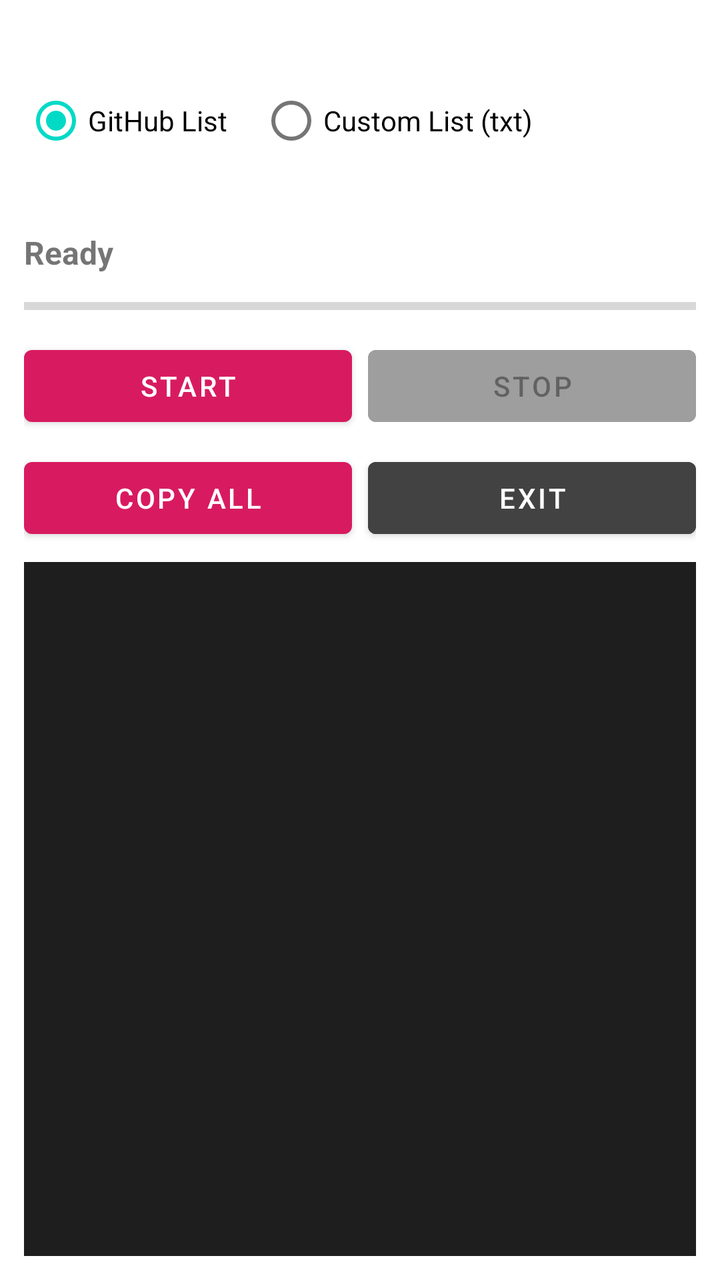
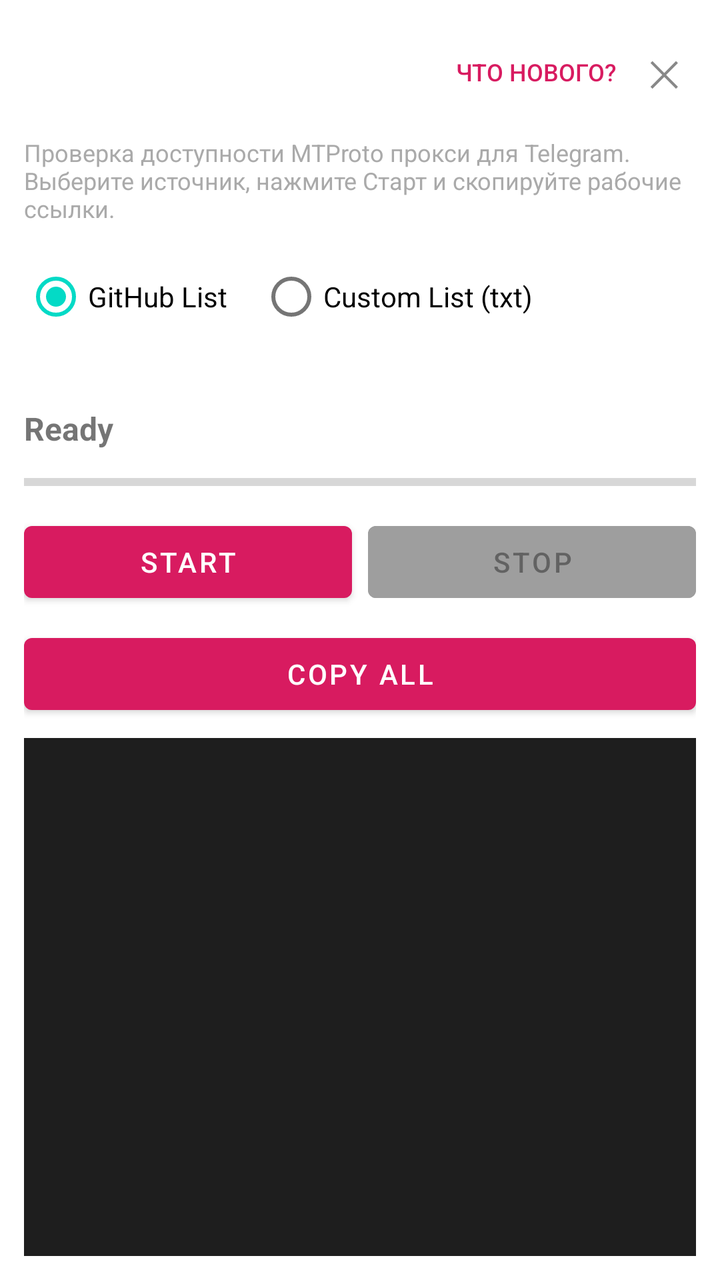

An Android layout rendered at two revisions. The XML below is the earlier revision; the diff shows what the commit changed to produce the second picture.
<!-- AndroidManifest.xml: application theme Theme.MtChecker -->
<!-- res/layout/activity_main.xml -->
<?xml version="1.0" encoding="utf-8"?>
<LinearLayout xmlns:android="http://schemas.android.com/apk/res/android"
    android:layout_width="match_parent"
    android:layout_height="match_parent"
    android:orientation="vertical"
    android:padding="12dp">

    <TextView
        android:id="@+id/versionText"
        android:layout_width="match_parent"
        android:layout_height="wrap_content"
        android:textSize="12sp"
        android:textColor="#888888"
        android:layout_marginBottom="8dp"/>

    <RadioGroup
        android:id="@+id/sourceGroup"
        android:layout_width="match_parent"
        android:layout_height="wrap_content"
        android:orientation="horizontal"
        android:layout_marginBottom="8dp">
        <RadioButton
            android:id="@+id/radioGithub"
            android:layout_width="wrap_content"
            android:layout_height="wrap_content"
            android:text="@string/source_github"
            android:checked="true"
            android:layout_marginEnd="16dp"/>
        <RadioButton
            android:id="@+id/radioCustom"
            android:layout_width="wrap_content"
            android:layout_height="wrap_content"
            android:text="@string/source_custom"/>
    </RadioGroup>

    <TextView
        android:id="@+id/networkText"
        android:layout_width="match_parent"
        android:layout_height="wrap_content"
        android:textSize="14sp"
        android:textColor="#666666"
        android:layout_marginBottom="4dp"/>

    <LinearLayout
        android:layout_width="match_parent"
        android:layout_height="wrap_content"
        android:orientation="horizontal"
        android:layout_marginBottom="8dp"
        android:gravity="center_vertical">
        
        <TextView
            android:id="@+id/statusText"
            android:layout_width="0dp"
            android:layout_height="wrap_content"
            android:layout_weight="1"
            android:text="@string/status_ready"
            android:textSize="16sp"
            android:textStyle="bold"/>
            
        <Chronometer
            android:id="@+id/chronometer"
            android:layout_width="wrap_content"
            android:layout_height="wrap_content"
            android:textSize="16sp"
            android:visibility="gone"/>
    </LinearLayout>

    <ProgressBar
        android:id="@+id/progressBar"
        style="?android:attr/progressBarStyleHorizontal"
        android:layout_width="match_parent"
        android:layout_height="wrap_content"
        android:max="100"
        android:progress="0"
        android:layout_marginBottom="8dp"/>

    <LinearLayout
        android:layout_width="match_parent"
        android:layout_height="wrap_content"
        android:orientation="horizontal"
        android:layout_marginBottom="8dp">
        <Button
            android:id="@+id/startButton"
            android:layout_width="0dp"
            android:layout_height="wrap_content"
            android:layout_weight="1"
            android:text="@string/btn_start"
            android:layout_marginEnd="4dp"/>
        <Button
            android:id="@+id/stopButton"
            android:layout_width="0dp"
            android:layout_height="wrap_content"
            android:layout_weight="1"
            android:text="@string/btn_stop"
            android:enabled="false"
            android:backgroundTint="#9E9E9E"
            android:layout_marginStart="4dp"/>
    </LinearLayout>

    <LinearLayout
        android:layout_width="match_parent"
        android:layout_height="wrap_content"
        android:orientation="horizontal"
        android:layout_marginBottom="8dp">
        <Button
            android:id="@+id/copyAllButton"
            android:layout_width="0dp"
            android:layout_height="wrap_content"
            android:layout_weight="1"
            android:text="@string/btn_copy_all"
            android:layout_marginEnd="4dp"/>
        <Button
            android:id="@+id/exitButton"
            android:layout_width="0dp"
            android:layout_height="wrap_content"
            android:layout_weight="1"
            android:text="@string/btn_exit"
            android:backgroundTint="#424242"
            android:layout_marginStart="4dp"/>
    </LinearLayout>

    
    <androidx.recyclerview.widget.RecyclerView
        android:id="@+id/recyclerView"
        android:layout_width="match_parent"
        android:layout_height="0dp"
        android:layout_weight="1"
        android:background="#1E1E1E"/>

</LinearLayout>
<!-- resources referenced by this layout -->
<resources>
  <string name="btn_copy_all">Copy All</string>
  <string name="btn_exit">Exit</string>
  <string name="btn_start">Start</string>
  <string name="btn_stop">Stop</string>
  <string name="source_custom">Custom List (txt)</string>
  <string name="source_github">GitHub List</string>
  <string name="status_ready">Ready</string>
  <style name="Theme.MtChecker" parent="Theme.MaterialComponents.DayNight.NoActionBar">
          
          <item name="colorPrimary">#D81B60</item> 
          <item name="colorPrimaryVariant">#880E4F</item>
          <item name="colorOnPrimary">#FFFFFF</item>
      </style>
</resources>

<!-- the commit's change to res/layout/activity_main.xml (unified diff, before → after) -->
@@ -5,13 +5,54 @@
     android:orientation="vertical"
     android:padding="12dp">
 
-    <TextView
-        android:id="@+id/versionText"
+    
+    <LinearLayout
         android:layout_width="match_parent"
         android:layout_height="wrap_content"
+        android:orientation="horizontal"
+        android:gravity="center_vertical"
+        android:layout_marginBottom="8dp">
+
+        <TextView
+            android:id="@+id/versionText"
+            android:layout_width="0dp"
+            android:layout_height="wrap_content"
+            android:layout_weight="1"
+            android:textSize="12sp"
+            android:textColor="#888888"/>
+
+        <Button
+            android:id="@+id/whatsNewButton"
+            style="?android:attr/borderlessButtonStyle"
+            android:layout_width="wrap_content"
+            android:layout_height="wrap_content"
+            android:text="Что нового?"
+            android:textColor="#D81B60"
+            android:textSize="12sp"
+            android:minWidth="0dp"
+            android:paddingStart="8dp"
+            android:paddingEnd="8dp"/>
+
+        <Button
+            android:id="@+id/exitButton"
+            style="?android:attr/borderlessButtonStyle"
+            android:layout_width="wrap_content"
+            android:layout_height="wrap_content"
+            android:text="✕"
+            android:textColor="#888888"
+            android:textSize="18sp"
+            android:minWidth="0dp"
+            android:paddingStart="8dp"
+            android:paddingEnd="8dp"/>
+    </LinearLayout>
+
+    <TextView
+        android:layout_width="match_parent"
+        android:layout_height="wrap_content"
+        android:text="Проверка доступности MTProto прокси для Telegram. Выберите источник, нажмите Старт и скопируйте рабочие ссылки."
         android:textSize="12sp"
-        android:textColor="#888888"
-        android:layout_marginBottom="8dp"/>
+        android:textColor="#AAAAAA"
+        android:layout_marginBottom="12dp"/>
 
     <RadioGroup
         android:id="@+id/sourceGroup"
@@ -97,29 +138,14 @@
             android:layout_marginStart="4dp"/>
     </LinearLayout>
 
-    <LinearLayout
+    
+    <Button
+        android:id="@+id/copyAllButton"
         android:layout_width="match_parent"
         android:layout_height="wrap_content"
-        android:orientation="horizontal"
-        android:layout_marginBottom="8dp">
-        <Button
-            android:id="@+id/copyAllButton"
-            android:layout_width="0dp"
-            android:layout_height="wrap_content"
-            android:layout_weight="1"
-            android:text="@string/btn_copy_all"
-            android:layout_marginEnd="4dp"/>
-        <Button
-            android:id="@+id/exitButton"
-            android:layout_width="0dp"
-            android:layout_height="wrap_content"
-            android:layout_weight="1"
-            android:text="@string/btn_exit"
-            android:backgroundTint="#424242"
-            android:layout_marginStart="4dp"/>
-    </LinearLayout>
+        android:text="@string/btn_copy_all"
+        android:layout_marginBottom="8dp"/>
 
-    
     <androidx.recyclerview.widget.RecyclerView
         android:id="@+id/recyclerView"
         android:layout_width="match_parent"
<!-- resource entries referenced after the edit -->
@@ -1,7 +1,6 @@
 <!-- resources referenced by this layout -->
 <resources>
   <string name="btn_copy_all">Copy All</string>
-  <string name="btn_exit">Exit</string>
   <string name="btn_start">Start</string>
   <string name="btn_stop">Stop</string>
   <string name="source_custom">Custom List (txt)</string>
